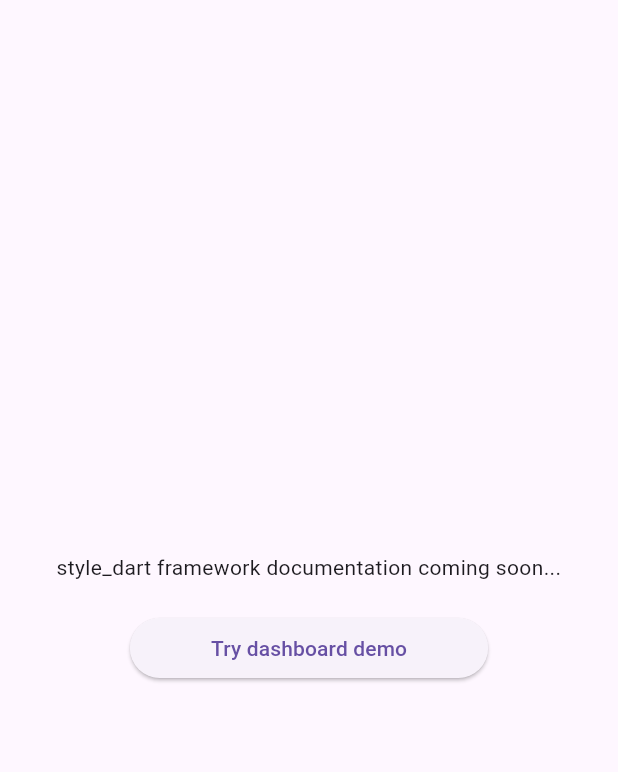
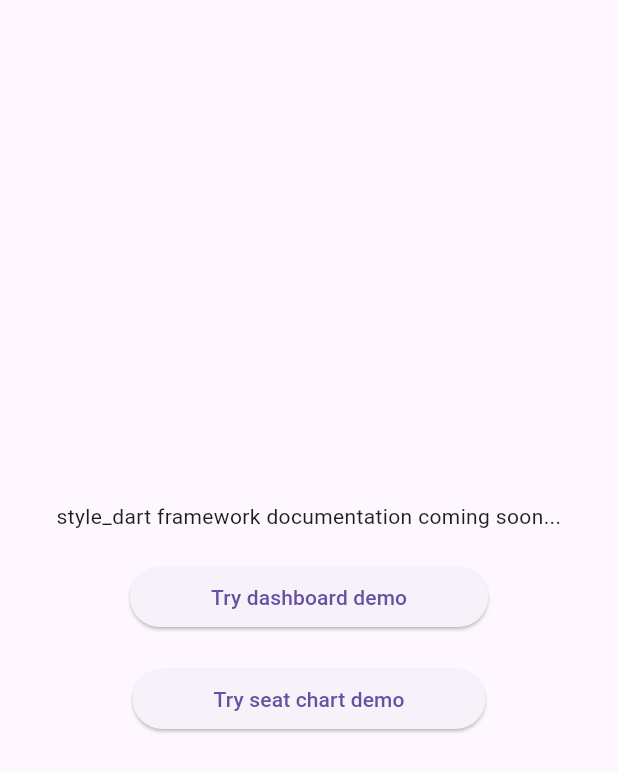
Before and after one commit to shinnkura/desk_director, a Flutter app: the screen it shows after launch, on a phone screen of 412 x 824 dp. Shown: the top 772 px of the screen. Run offline on Flutter 3.47's test engine with Material 3 defaults, Android fonts, the phone set to English and light mode, and no system bars; our stand-ins replace cloud_firestore, firebase_core, flutter_colorpicker, shared_preferences; missing offline and left inert: dashboard; accounts and stored records are empty.

Commit message:
feat(main.dart): topページに、seatボタンの作成

```diff
--- a/lib/main.dart
+++ b/lib/main.dart
@@ -8,6 +8,7 @@ import 'package:dashboard/dashboard.dart';
 
 import 'add_dialog.dart';
 import 'data_widget.dart';
+import 'seat/main.dart';
 import 'storage.dart';
 
 void main() async {
@@ -35,7 +36,8 @@ class _MyAppState extends State<MyApp> {
       initialRoute: "/",
       routes: {
         "/": (c) => const MainPage(),
-        "/dashboard": (c) => const DashboardWidget()
+        "/dashboard": (c) => const DashboardWidget(),
+        "/seat": (c) => const SeatChart()
       },
       theme: ThemeData(
         primarySwatch: Colors.blue,
@@ -72,7 +74,20 @@ class _MainPageState extends State<MainPage> {
                 child: Text("Try dashboard demo"),
               ),
             ),
-          )
+          ),
+          const SizedBox(height: 20),
+          Container(
+            alignment: Alignment.center,
+            child: ElevatedButton(
+              onPressed: () {
+                Navigator.pushNamed(context, "/seat");
+              },
+              child: const Padding(
+                padding: EdgeInsets.symmetric(vertical: 8, horizontal: 30),
+                child: Text("Try seat chart demo"),
+              ),
+            ),
+          ),
         ],
       ),
     );
--- a/lib/seat/main.dart
+++ b/lib/seat/main.dart
@@ -9,11 +9,11 @@ void main() async {
   await Firebase.initializeApp(
     options: DefaultFirebaseOptions.currentPlatform,
   );
-  runApp(const MyApp());
+  runApp(const SeatChart());
 }
 
-class MyApp extends StatelessWidget {
-  const MyApp({super.key});
+class SeatChart extends StatelessWidget {
+  const SeatChart({super.key});
 
   @override
   Widget build(BuildContext context) {
```
